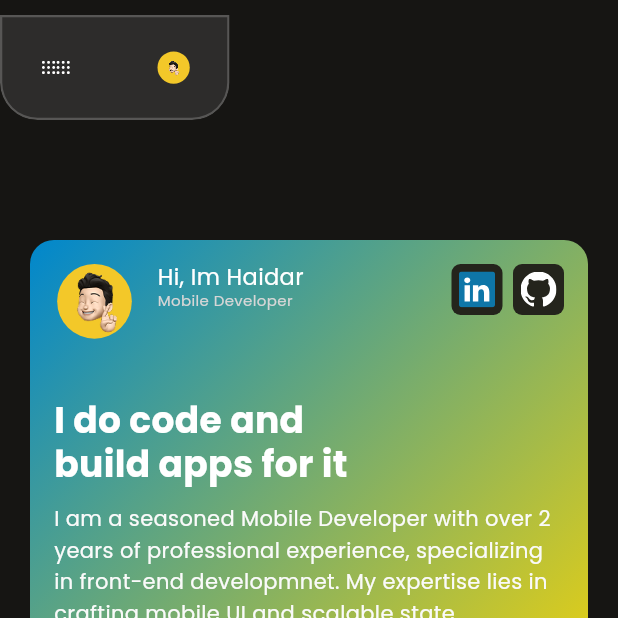
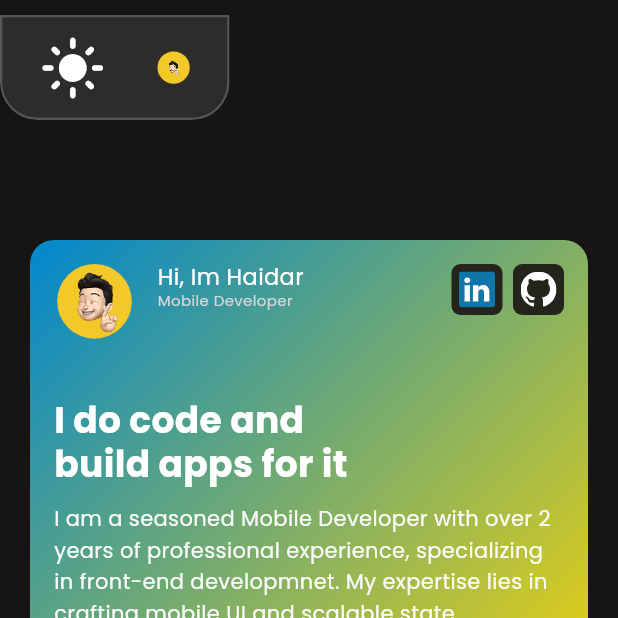
Before and after one commit to haidarahlan/my-website, a Flutter app: the screen it shows after launch, on a phone screen of 412 x 824 dp, the top half of it. Run offline on Flutter 3.47's test engine with Material 3 defaults, Android fonts, the phone set to English and light mode, and no system bars; drawn by our look-alikes of loader_overlay; our stand-ins replace auto_route, connectivity_plus, flutter_screenutil, flutter_svg, get_it, google_fonts and 1 more; generated files the repository leaves out were written again; Roboto replaces fonts that are missing (Nunito).

Commit message:
feat(ui): dark mode

```diff
--- a/lib/features/home/presentation/pages/home_page.dart
+++ b/lib/features/home/presentation/pages/home_page.dart
@@ -21,6 +21,7 @@ class HomePage extends StatefulWidget {
 class _HomePageState extends State<HomePage> {
   bool _isLoading = true;
   bool _isConnected = false;
+  bool _isDarkMode = true;
 
   final Connectivity _connectivity = Connectivity();
 
@@ -54,10 +55,17 @@ class _HomePageState extends State<HomePage> {
     }
   }
 
+  // Toggle dark mode function
+  void _toggleDarkMode() {
+    setState(() {
+      _isDarkMode = !_isDarkMode;
+    });
+  }
+
   @override
   Widget build(BuildContext context) {
     return Scaffold(
-      backgroundColor: const Color(0xff161513),
+      backgroundColor: _isDarkMode ? const Color(0xff161513) : Colors.white,
       body: SafeArea(
         child: _isLoading
             ? AppLoading(
@@ -79,13 +87,18 @@ class _HomePageState extends State<HomePage> {
           constraints.maxWidth >= 768 && constraints.maxWidth < 1200;
       bool isDesktop = constraints.maxWidth >= 1200;
 
-      return CustomScrollView(
+      return Stack(
+        children: [
+          CustomScrollView(
             slivers: [
               // Fixed AppBar menggunakan SliverPersistentHeader
               SliverPersistentHeader(
                 pinned: true,
                 delegate: _AppBarDelegate(
-              child: HomeAppBar(),
+                  child: HomeAppBar(
+                    onMenuPressed: _toggleDarkMode,
+                    isDarkMode: _isDarkMode,
+                  ),
                 ),
               ),
 
@@ -104,10 +117,12 @@ class _HomePageState extends State<HomePage> {
                         child: Container(
                           width: double.infinity,
                           constraints: BoxConstraints(
-                        maxWidth: _getMaxWidth(isMobile, isTablet, isDesktop),
+                            maxWidth:
+                                _getMaxWidth(isMobile, isTablet, isDesktop),
                           ),
                           padding: EdgeInsets.symmetric(
-                        horizontal: _getHorizontalPadding(isMobile, isTablet),
+                            horizontal:
+                                _getHorizontalPadding(isMobile, isTablet),
                           ),
                           child: _buildResponsiveLayout(isMobile, isTablet),
                         ),
@@ -118,6 +133,8 @@ class _HomePageState extends State<HomePage> {
                     SizedBox(height: isMobile ? 40 : 80),
                   ],
                 ),
+              ),
+            ],
           ),
         ],
       );
--- a/lib/features/home/presentation/widgets/home_app_bar.dart
+++ b/lib/features/home/presentation/widgets/home_app_bar.dart
@@ -6,11 +6,13 @@ import 'package:haidar_website/theme/colors.dart';
 class HomeAppBar extends StatelessWidget {
   final VoidCallback? onMenuPressed;
   final VoidCallback? onAvatarPressed;
+  final bool isDarkMode;
 
   const HomeAppBar({
     super.key,
     this.onMenuPressed,
     this.onAvatarPressed,
+    this.isDarkMode = false,
   });
 
   @override
@@ -34,9 +36,13 @@ class HomeAppBar extends StatelessWidget {
               child: Container(
                 padding: EdgeInsets.symmetric(vertical: 10, horizontal: 25),
                 decoration: BoxDecoration(
-                  color: Colors.white.withValues(alpha: 0.1),
+                  color: isDarkMode
+                      ? Colors.white.withValues(alpha: 0.1)
+                      : Colors.black.withValues(alpha: 0.1),
                   border: Border.all(
-                    color: Colors.white.withValues(alpha: 0.2),
+                    color: isDarkMode
+                        ? Colors.white.withValues(alpha: 0.2)
+                        : Colors.black.withValues(alpha: 0.2),
                     width: 1.5,
                   ),
                   borderRadius: BorderRadius.only(
@@ -49,8 +55,10 @@ class HomeAppBar extends StatelessWidget {
                     Expanded(
                       child: InkWell(
                         onTap: onMenuPressed,
-                        child: Assets.icons.menuBurger.svg(
-                          width: 44,
+                        child: Icon(
+                          isDarkMode ? Icons.light_mode : Icons.dark_mode,
+                          color: isDarkMode ? Colors.white : Colors.black,
+                          size: 44,
                         ),
                       ),
                     ),
```
Lines whose indentation alone changed are shown as unchanged.
